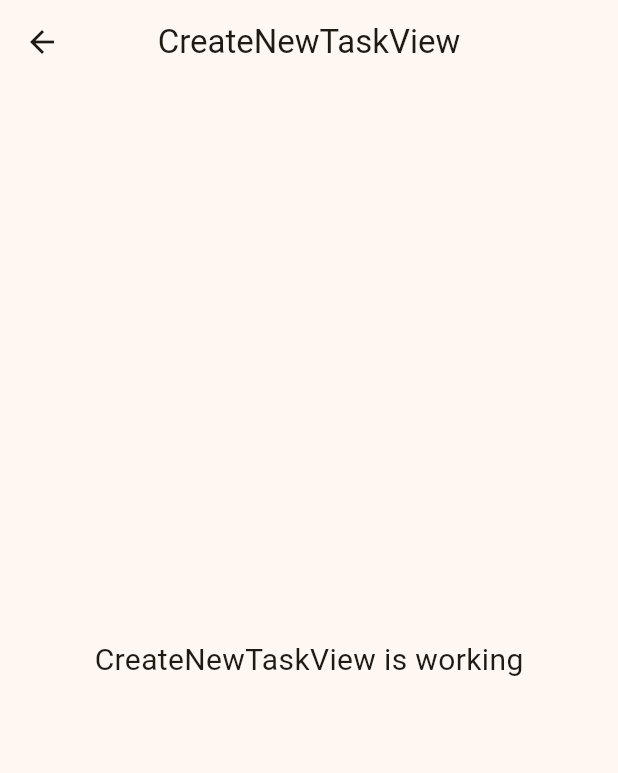
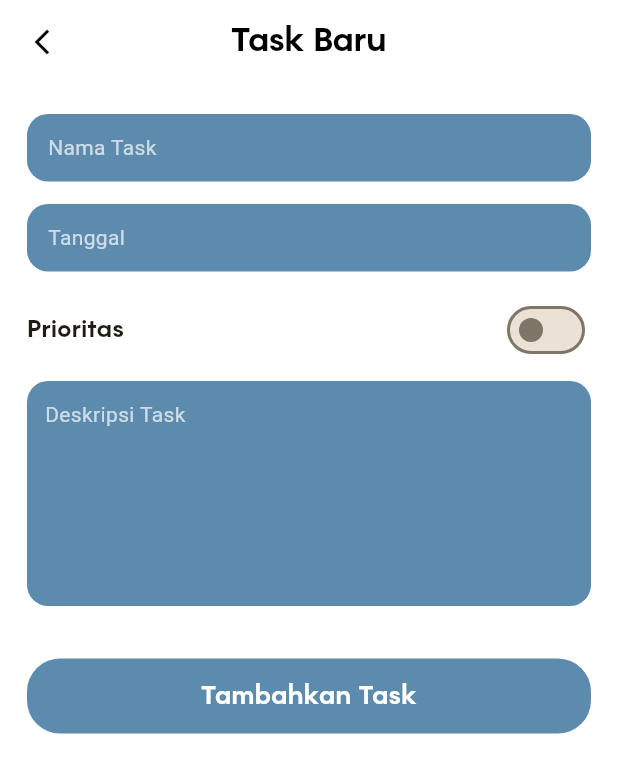
Before and after one commit to habibNurrohmad/ticktask_frontend, a Flutter app: the CreateNewTaskView screen opened by its route, on a phone screen of 412 x 824 dp. Shown: the top 773 px of the screen. Run offline on Flutter 3.47's test engine with Material 3 defaults, Android fonts, the light colour scheme and no system bars; our stand-ins replace get, get_storage, image_picker, table_calendar; accounts and stored records are empty.

Commit message:
integrasi task fiks

```diff
--- a/lib/app/modules/create_new_task/views/create_new_task_view.dart
+++ b/lib/app/modules/create_new_task/views/create_new_task_view.dart
@@ -1,24 +1,141 @@
 import 'package:flutter/material.dart';
 
-import 'package:get/get.dart';
+class CreateNewTaskView extends StatefulWidget {
+  const CreateNewTaskView({super.key});
 
-import '../controllers/create_new_task_controller.dart';
+  @override
+  State<CreateNewTaskView> createState() => _CreateNewTaskViewState();
+}
 
-class CreateNewTaskView extends GetView<CreateNewTaskController> {
-  const CreateNewTaskView({super.key});
+class _CreateNewTaskViewState extends State<CreateNewTaskView> {
+  bool _isPriority = false; // ← variabel agar switch dinamis
+
   @override
   Widget build(BuildContext context) {
     return Scaffold(
+      backgroundColor: const Color.fromARGB(255, 255, 255, 255),
       appBar: AppBar(
-        title: const Text('CreateNewTaskView'),
+        backgroundColor: Colors.transparent,
+        elevation: 0,
+        leading: const Icon(
+          Icons.arrow_back_ios_new,
+          color: Colors.black,
+          size: 20,
+        ),
+        title: const Text(
+          "Task Baru",
+          style: TextStyle(
+            fontFamily: 'Rothek',
+            fontSize: 22,
+            fontWeight: FontWeight.w700,
+            color: Colors.black,
+          ),
+        ),
         centerTitle: true,
       ),
-      body: const Center(
-        child: Text(
-          'CreateNewTaskView is working',
-          style: TextStyle(fontSize: 20),
+
+      body: Padding(
+        padding: const EdgeInsets.symmetric(horizontal: 18),
+        child: SingleChildScrollView(
+          child: Column(
+            children: [
+              const SizedBox(height: 20),
+
+              _inputBox("Nama Task"),
+              const SizedBox(height: 15),
+
+              _inputBox("Tanggal"),
+              const SizedBox(height: 15),
+
+              // --- PRIORITAS + SWITCH ---
+              Row(
+                mainAxisAlignment: MainAxisAlignment.spaceBetween,
+                children: [
+                  const Text(
+                    "Prioritas",
+                    style: TextStyle(
+                      fontSize: 16,
+                      fontWeight: FontWeight.w700,
+                      fontFamily: 'Rothek',
+                    ),
+                  ),
+                  Switch(
+                    value: _isPriority,
+                    activeColor: Colors.blue,
+                    onChanged: (val) {
+                      setState(() {
+                        _isPriority = val;
+                      });
+                    },
+                  ),
+                ],
+              ),
+
+              const SizedBox(height: 10),
+
+              // --- DESKRIPSI ---
+              Container(
+                height: 150,
+                width: double.infinity,
+                decoration: BoxDecoration(
+                  color: const Color(0xFF5C8BAE),
+                  borderRadius: BorderRadius.circular(14),
+                ),
+                padding: const EdgeInsets.all(12),
+                child: const Align(
+                  alignment: Alignment.topLeft,
+                  child: Text(
+                    "Deskripsi Task",
+                    style: TextStyle(color: Colors.white70, fontSize: 14),
+                  ),
+                ),
+              ),
+
+              const SizedBox(height: 35),
+
+              // --- BUTTON ---
+              Container(
+                width: double.infinity,
+                height: 50,
+                decoration: BoxDecoration(
+                  color: const Color(0xFF5C8BAE),
+                  borderRadius: BorderRadius.circular(22),
+                ),
+                child: const Center(
+                  child: Text(
+                    "Tambahkan Task",
+                    style: TextStyle(
+                      fontFamily: 'Rothek',
+                      color: Colors.white,
+                      fontSize: 17,
+                      fontWeight: FontWeight.w700,
+                    ),
+                  ),
+                ),
+              ),
+
+              const SizedBox(height: 20),
+            ],
+          ),
         ),
       ),
     );
   }
+
+  // INPUT BOX
+  Widget _inputBox(String hint) {
+    return Container(
+      height: 45,
+      decoration: BoxDecoration(
+        color: const Color(0xFF5C8BAE),
+        borderRadius: BorderRadius.circular(14),
+      ),
+      padding: const EdgeInsets.symmetric(horizontal: 14),
+      alignment: Alignment.centerLeft,
+      child: Text(
+        hint,
+        style: const TextStyle(color: Colors.white70, fontSize: 14),
+      ),
+    );
+  }
 }
--- a/lib/app/modules/home/controllers/home_controller.dart
+++ b/lib/app/modules/home/controllers/home_controller.dart
@@ -74,7 +74,7 @@ class HomeController extends GetxController {
 
     // -- FILTER: Prioritas (is_done == 0 berarti belum selesai)
     if (selectedFilter.value == TaskFilter.prioritas) {
-      list = list.where((t) => t.isDone == 0).toList();
+      list = list.where((t) => t.isPriority == 1).toList();
     }
 
     // -- FILTER: Terdekat (sort berdasarkan deadline)
--- a/lib/app/modules/home/model/task_model.dart
+++ b/lib/app/modules/home/model/task_model.dart
@@ -3,16 +3,18 @@ class TaskModel {
   final String? title;
   final String? description;
   final String? deadline;
-  final bool isDone;
+  final int? isDone;
   final String? type;
+  final int? isPriority; // <-- integer, bukan bool!
 
   TaskModel({
     this.id,
     this.title,
     this.description,
     this.deadline,
-    this.isDone = false,
+    this.isDone,
     this.type,
+    this.isPriority,
   });
 
   factory TaskModel.fromJson(Map<String, dynamic> json) {
@@ -21,8 +23,9 @@ class TaskModel {
       title: json['title'],
       description: json['description'],
       deadline: json['deadline'],
-      isDone: json['is_done'] == 1,
+      isDone: json['is_done'], // int (0/1)
       type: json['type'],
+      isPriority: json['is_priority'], // int (0/1)
     );
   }
 }
--- a/lib/app/modules/home/views/home_view.dart
+++ b/lib/app/modules/home/views/home_view.dart
@@ -139,7 +139,12 @@ class HomeView extends GetView<HomeController> {
       child: Column(
         crossAxisAlignment: CrossAxisAlignment.start,
         children: [
-          Text(
+          // --- TITLE + PRIORITY LABEL ---
+          Row(
+            crossAxisAlignment: CrossAxisAlignment.center,
+            children: [
+              Expanded(
+                child: Text(
                   t.title ?? '',
                   style: const TextStyle(
                     fontFamily: 'Rothek',
@@ -147,12 +152,39 @@ class HomeView extends GetView<HomeController> {
                     fontWeight: FontWeight.w900,
                   ),
                 ),
+              ),
+
+              // LABEL PRIORITAS
+              if (t.isPriority == 1)
+                Container(
+                  padding: const EdgeInsets.symmetric(
+                    horizontal: 10,
+                    vertical: 4,
+                  ),
+                  decoration: BoxDecoration(
+                    color: Colors.red,
+                    borderRadius: BorderRadius.circular(8),
+                  ),
+                  child: const Text(
+                    "PRIORITAS",
+                    style: TextStyle(
+                      color: Colors.white,
+                      fontSize: 12,
+                      fontWeight: FontWeight.bold,
+                    ),
+                  ),
+                ),
+            ],
+          ),
+
           const SizedBox(height: 6),
+
           Text(
             t.description ?? '',
             style: TextStyle(fontSize: 14, color: Colors.black.withOpacity(.7)),
           ),
           const SizedBox(height: 10),
+
           Row(
             children: [
               Icon(Icons.timer, size: 16, color: Colors.black.withOpacity(.7)),
```
Lines whose indentation alone changed are shown as unchanged.
